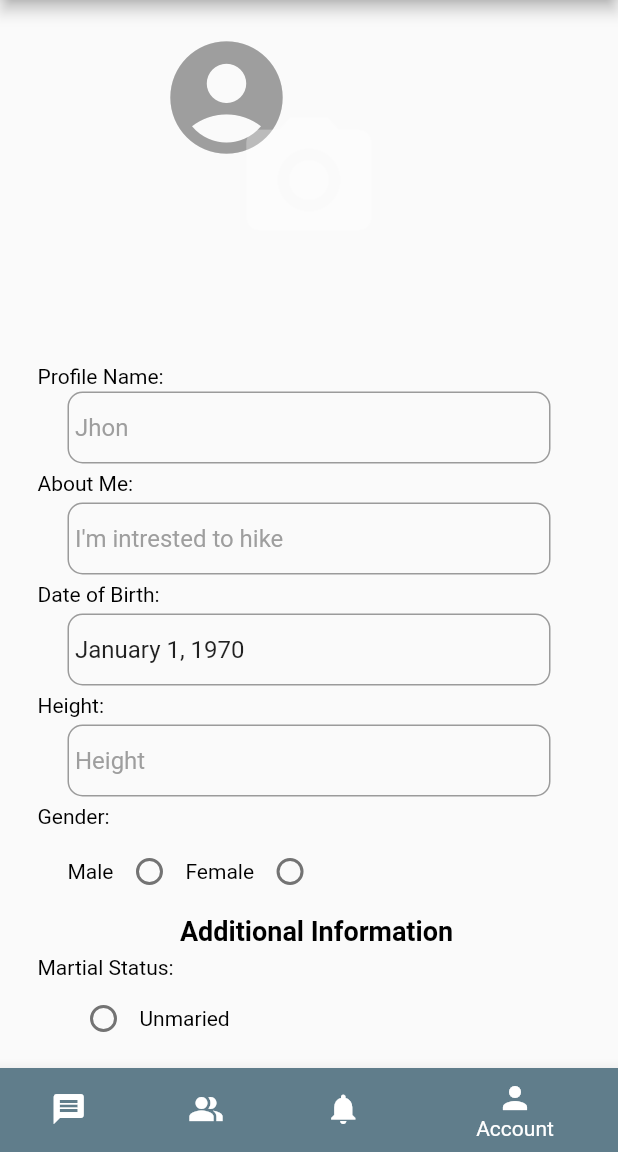
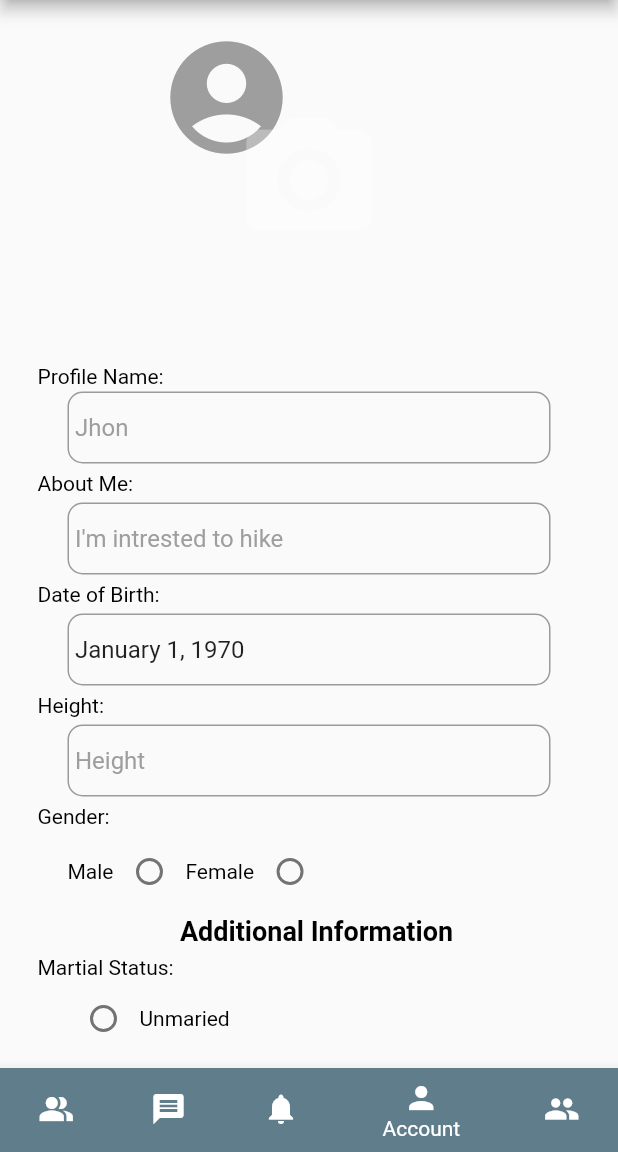
Before and after one commit to kanishka-dot/chat_app, a Flutter app: the MainMenu screen opened directly, item 4 of the bottom bar chosen, on a phone screen of 412 x 824 dp, the part 84-1236 px from its top. Run offline on Flutter 3.47's test engine with Material 2 defaults, Android fonts, the phone set to English and light mode, and no system bars; drawn by our look-alikes of date_field; our stand-ins replace cached_network_image, cloud_firestore, firebase_auth, firebase_core, firebase_storage, flutter_easyloading and 6 more; accounts and stored records are empty.

Commit message:
added new option

```diff
--- a/lib/screens/main_menu.dart
+++ b/lib/screens/main_menu.dart
@@ -19,18 +19,18 @@ class MainMenuState extends State<MainMenu> {
   var loginUser;
   // SharedPreferences preferences;
   String photoUrl = "";
-  int currentindex = 1;
+  int currentindex = 0;
   bool isReg;
   List<dynamic> screens = [];
   // List<String> _listFriend;
   MainMenuState({@required this.isReg}) {
     screens = [
-      Messages(),
-
       FriendsPage(
         isReg: isReg,
       ),
+      Messages(),
       FriendsRequest(),
+      UserAccount(),
       UserAccount(),
       // UserAccountOptions()
     ];
@@ -41,9 +41,9 @@ class MainMenuState extends State<MainMenu> {
     super.initState();
     loginUser = FirebaseAuth.instance.currentUser;
     if (isReg) {
-      currentindex = 1;
+      currentindex = 0;
     } else {
-      currentindex = 1;
+      currentindex = 0;
     }
     // getProfileImage();
   }
@@ -78,13 +78,13 @@ class MainMenuState extends State<MainMenu> {
         items: [
           BottomNavigationBarItem(
             backgroundColor: bottomNavColor,
-            icon: Icon(Icons.message),
-            label: 'Messages',
+            icon: Icon(Icons.people_alt),
+            label: 'Find Partner',
           ),
           BottomNavigationBarItem(
             backgroundColor: bottomNavColor,
-            icon: Icon(Icons.people_alt),
-            label: 'Find Friends',
+            icon: Icon(Icons.message),
+            label: 'Messages',
           ),
           BottomNavigationBarItem(
             backgroundColor: bottomNavColor,
@@ -96,6 +96,11 @@ class MainMenuState extends State<MainMenu> {
             icon: Icon(Icons.person),
             label: 'Account',
           ),
+          BottomNavigationBarItem(
+            backgroundColor: bottomNavColor,
+            icon: Icon(Icons.group),
+            label: 'Partner List',
+          ),
         ],
       ),
     );
```
Also changed, not shown: pubspec.lock.
